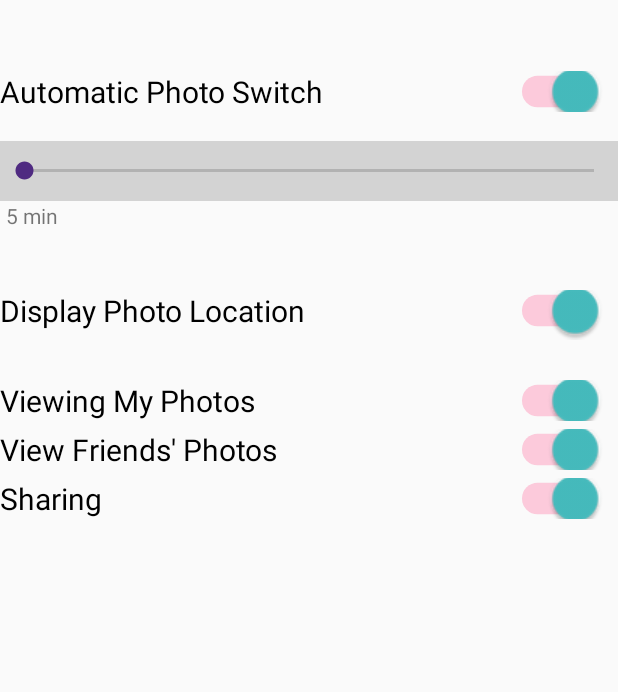
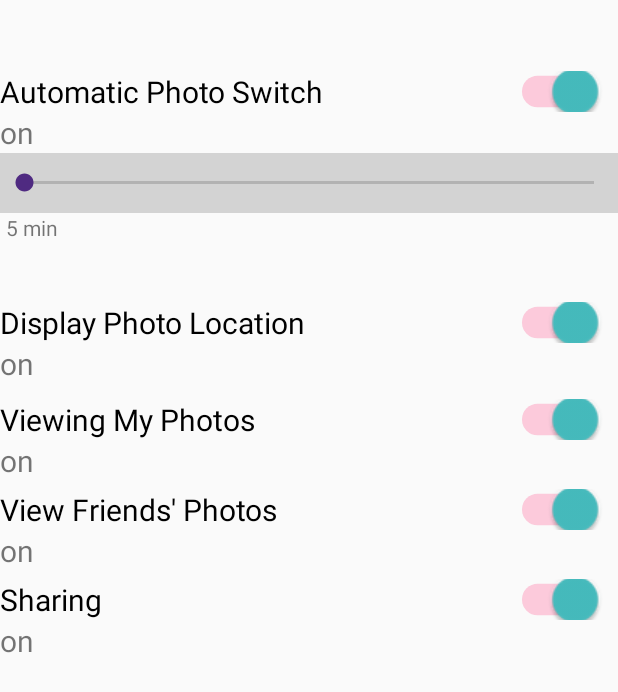
Before and after one commit to nickphan/DejaView, an Android app: the screen it shows after launch (SettingPreference), after a tap on an icon or button, on a phone screen of 412 x 824 dp. Shown: the top 692 px of the screen. Run offline under Robolectric (Android 15) with nearby library versions, the light colour scheme and no system bars; our stand-ins replace Firebase (no records; nobody signed in at launch, a user with empty details on screens opened directly); 1 statement that could not run was skipped.

Commit message:
DEJA11-73 add toggle

```diff
--- a/app/src/main/java/com/deja11/dejaphoto/SettingPreference.java
+++ b/app/src/main/java/com/deja11/dejaphoto/SettingPreference.java
@@ -4,8 +4,11 @@ import android.app.Activity;
 import android.content.SharedPreferences;
 import android.os.Bundle;
 import android.preference.PreferenceManager;
+import android.widget.CompoundButton;
 import android.widget.SeekBar;
+import android.widget.Switch;
 import android.widget.TextView;
+import android.widget.ToggleButton;
 
 public class SettingPreference extends Activity {
 
@@ -13,37 +16,142 @@ public class SettingPreference extends Activity {
     final int MAX_TIME = 25;
     final String KEY_POSITION = "position";
     final String KEY_INTERVAL = "interval";
+    private int currentInterval = TIME_OFFSET;
+    private static int currentPosition;
 
     //For testing purpose
     private static SettingPreference instance;
-
     public static SettingPreference getInstance() {
-        if (instance == null) {
-            setInstance(instance);
-        }
-        return instance;
-    }
-
-    public static void setInstance(SettingPreference instance) {
-        SettingPreference.instance = instance;
-    }
-
+        if (instance == null) {setInstance(instance);}return instance;}
+    public static void setInstance(SettingPreference instance) {SettingPreference.instance = instance;}
     // For testing
     private TextView intervalText;
 
-    private int currentInterval = TIME_OFFSET;
-    private static int currentPosition;
+    /*For toggles*/
+    Switch switchPhoto;
+    TextView switchStatus;
+    private static boolean showSwitch = true;
+
+    Switch switchLocation;
+    TextView locationStatus;
+    private static boolean showLocation = true;
+
+    Switch switchMine;
+    TextView myStatus;
+    private static boolean viewMyP = true;
+
+    Switch switchFriends;
+    TextView friendsStatus;
+    private static boolean viewFrP = true;
+
+    Switch switchSharing;
+    TextView sharingStatus;
+    private static boolean sharing = true;
 
     @Override
-    protected void onCreate(Bundle savedInstanceState) {
+    protected void onCreate(final Bundle savedInstanceState) {
         super.onCreate(savedInstanceState);
         setContentView(R.layout.activity_setting_preference);
 
         // For Junit Test
         setInstance(this);
 
-        // Initialize the seekbar
-        SeekBar seekBar = (SeekBar) findViewById(R.id.seekBar);
+        /* For all the toggles*/
+        switchPhoto = (Switch) findViewById(R.id.switch1);
+        switchStatus = (TextView) findViewById(R.id.set1);
+        showSwitch = getCurrentStatus("photoswitch");
+        updateStatus(showSwitch,switchStatus,switchPhoto);
+        final SeekBar seekBar = (SeekBar) findViewById(R.id.seekBar);
+        enableSlider(seekBar);
+        if(!showSwitch){
+            seekBar.setEnabled(false);
+        }
+        switchPhoto.setOnCheckedChangeListener(new CompoundButton.OnCheckedChangeListener() {
+            public void onCheckedChanged(CompoundButton buttonView, boolean isChecked) {
+                updateStatus(isChecked, switchStatus, switchPhoto);
+                if(isChecked){
+                    seekBar.setEnabled(true);
+                }
+                else{
+                    seekBar.setEnabled(false);
+                }
+                saveStatus("photoswitch", isChecked);
+            }
+        });
+
+        /* For all the toggles*/
+        switchLocation = (Switch) findViewById(R.id.switch2);
+        locationStatus = (TextView) findViewById(R.id.set2);
+        showLocation = getCurrentStatus("location");
+        updateStatus(showLocation,locationStatus,switchLocation);
+        switchLocation.setOnCheckedChangeListener(new CompoundButton.OnCheckedChangeListener() {
+            public void onCheckedChanged(CompoundButton buttonView, boolean isChecked) {
+                updateStatus(isChecked, locationStatus, switchLocation);
+                saveStatus("location", isChecked);
+            }
+        });
+
+        switchMine = (Switch) findViewById(R.id.switch3);
+        myStatus = (TextView) findViewById(R.id.set3);
+        viewMyP = getCurrentStatus("viewMyPhotos");
+        updateStatus(viewMyP,myStatus,switchMine);
+        switchMine.setOnCheckedChangeListener(new CompoundButton.OnCheckedChangeListener() {
+            public void onCheckedChanged(CompoundButton buttonView, boolean isChecked) {
+                updateStatus(isChecked, myStatus, switchMine);
+                saveStatus("viewMyPhotos", isChecked);
+            }
+        });
+
+        switchFriends = (Switch) findViewById(R.id.switch4);
+        friendsStatus = (TextView) findViewById(R.id.set4);
+        viewFrP = getCurrentStatus("viewFriendsPhotos");
+        updateStatus(viewFrP,friendsStatus,switchFriends);
+        switchFriends.setOnCheckedChangeListener(new CompoundButton.OnCheckedChangeListener() {
+            public void onCheckedChanged(CompoundButton buttonView, boolean isChecked) {
+                updateStatus(isChecked, friendsStatus, switchFriends);
+                saveStatus("viewFriendsPhotos", isChecked);
+            }
+        });
+
+        switchSharing = (Switch) findViewById(R.id.switch5);
+        sharingStatus = (TextView) findViewById(R.id.set5);
+        sharing = getCurrentStatus("sharing");
+        updateStatus(sharing,sharingStatus,switchSharing);
+        switchSharing.setOnCheckedChangeListener(new CompoundButton.OnCheckedChangeListener() {
+            public void onCheckedChanged(CompoundButton buttonView, boolean isChecked) {
+                updateStatus(isChecked, sharingStatus, switchSharing);
+                saveStatus("sharing", isChecked);
+            }
+        });
+    }
+
+
+    void saveStatus(String key, boolean status){
+        SharedPreferences mSharedPrefs = PreferenceManager.getDefaultSharedPreferences(this);
+        mSharedPrefs.edit().putBoolean(key, status).apply();
+    }
+
+    boolean getCurrentStatus(String key){
+        SharedPreferences mSharedPrefs = PreferenceManager.getDefaultSharedPreferences(this);
+        try {
+            boolean status = mSharedPrefs.getBoolean(key, true);
+            return status;
+        } catch (Exception e) {
+            return true;
+        }
+    }
+
+    void updateStatus(boolean isChecked, TextView view, Switch switchButton){
+        if (isChecked) {
+            view.setText("on");
+
+        } else {
+            view.setText("off");
+        }
+        switchButton.setChecked(isChecked);
+    }
+
+    void enableSlider( SeekBar seekBar){
         seekBar.setMax(MAX_TIME);
         intervalText = (TextView) findViewById(R.id.seekbarvalue);
         currentInterval = getCurrentProgress();
@@ -70,7 +178,25 @@ public class SettingPreference extends Activity {
             public void onStopTrackingTouch(SeekBar seekBar) {
             }
         });
+
     }
+
+    boolean getShowLocation(){
+        return showLocation;
+    }
+
+    boolean getMyP(){
+        return viewMyP;
+    }
+
+    boolean getFrP(){
+        return viewFrP;
+    }
+
+    boolean getSharing(){
+        return sharing;
+    }
+
 
     /**
      * For Testing purpose
--- a/app/src/main/res/layout/activity_setting_preference.xml
+++ b/app/src/main/res/layout/activity_setting_preference.xml
@@ -41,8 +41,11 @@
                 android:thumbTint="#46bdbf"/>
         </RelativeLayout>
         <TextView
+            android:id="@+id/set1"
             android:layout_width="match_parent"
-            android:layout_height="wrap_content" />
+            android:layout_height="wrap_content"
+            android:text="on"
+            android:textSize="20dp"/>
         <SeekBar
             android:id="@+id/seekBar"
             android:layout_width="match_parent"
@@ -61,7 +64,7 @@
     <RelativeLayout
         android:id="@+id/locationswitch"
         android:layout_width="wrap_content"
-        android:layout_height="50dp"
+        android:layout_height="wrap_content"
         android:orientation="horizontal"
         android:layout_marginTop="40dp"
         android:layout_below="@+id/seekbar_preference">
@@ -72,6 +75,7 @@
             android:text="Display Photo Location"
             android:textColor="#000000"
             android:textSize="20dp" />
+
         <Switch
             android:id="@+id/switch2"
             android:layout_width="wrap_content"
@@ -83,8 +87,15 @@
             android:scaleY="1.5"
             android:thumbTint="#46bdbf"
             />
-
     </RelativeLayout>
+    <TextView
+        android:id="@+id/set2"
+        android:layout_below="@id/locationswitch"
+        android:layout_height="wrap_content"
+        android:layout_width="wrap_content"
+        android:text="on"
+        android:textSize="20dp"
+        />
 
     <RelativeLayout
         android:id="@+id/photoviewswitch"
@@ -111,7 +122,14 @@
             android:scaleY="1.5"
             android:thumbTint="#46bdbf" />
     </RelativeLayout>
-
+    <TextView
+        android:id="@+id/set3"
+        android:layout_below="@id/photoviewswitch"
+        android:layout_height="wrap_content"
+        android:layout_width="wrap_content"
+        android:text="on"
+        android:textSize="20dp"
+        />
     <RelativeLayout
         android:id="@+id/friendsswitch"
         android:layout_width="wrap_content"
@@ -137,7 +155,14 @@
             android:scaleY="1.5"
             android:thumbTint="#46bdbf" />
     </RelativeLayout>
-
+    <TextView
+        android:id="@+id/set4"
+        android:layout_below="@id/friendsswitch"
+        android:layout_height="wrap_content"
+        android:layout_width="wrap_content"
+        android:text="on"
+        android:textSize="20dp"
+        />
     <RelativeLayout
         android:id="@+id/shareswitch"
         android:layout_width="wrap_content"
@@ -164,5 +189,12 @@
             android:scaleY="1.5"
             android:thumbTint="#46bdbf" />
     </RelativeLayout>
-
+    <TextView
+        android:id="@+id/set5"
+        android:layout_below="@id/shareswitch"
+        android:layout_height="wrap_content"
+        android:layout_width="wrap_content"
+        android:text="on"
+        android:textSize="20dp"
+        />
 </LinearLayout>
```
